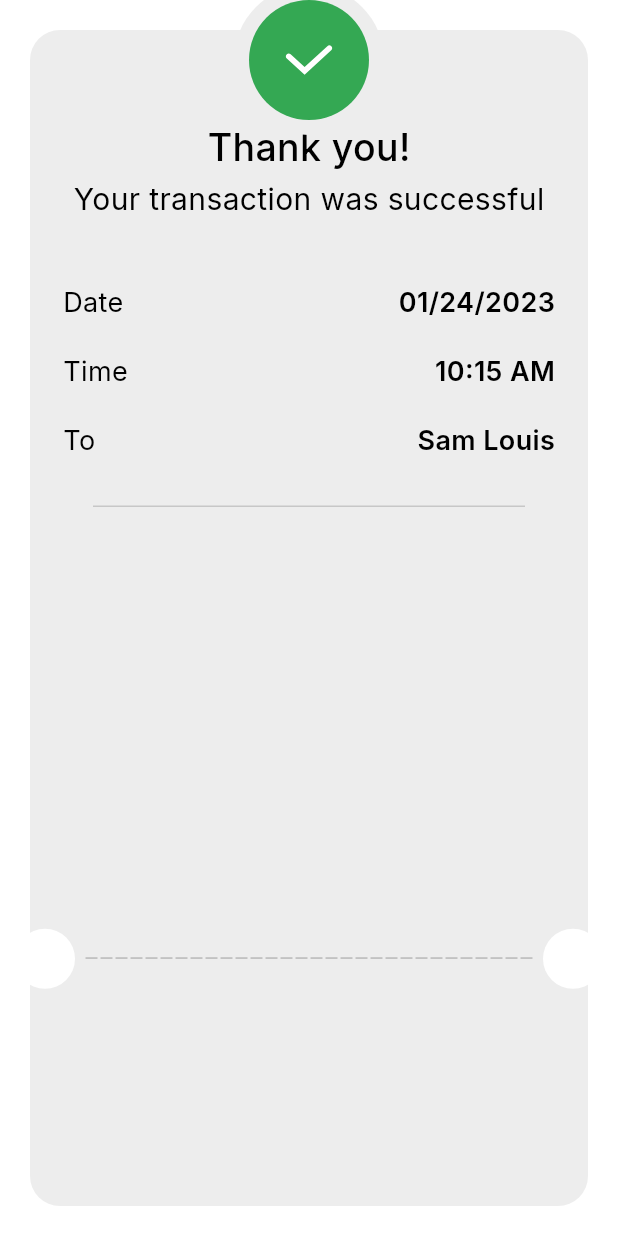
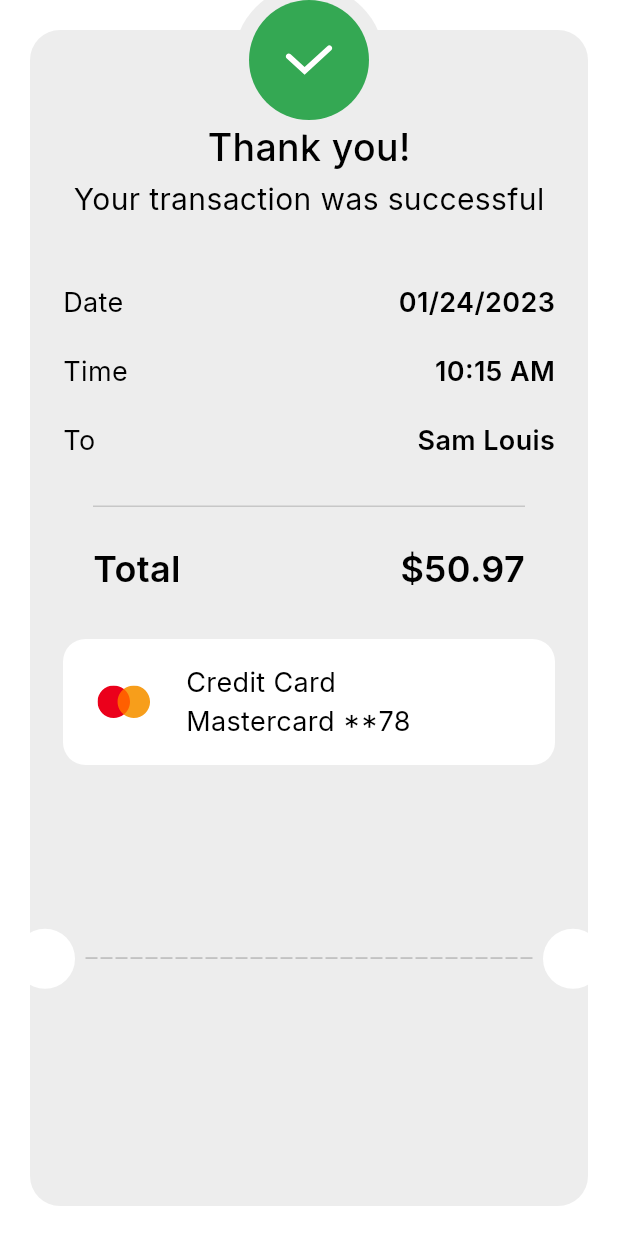
Before and after one commit to Tala-foqha/checkout, a Flutter app: the ThankYouView screen opened directly, on a phone screen of 412 x 824 dp. Run offline on Flutter 3.47's test engine with Material 3 defaults, Android fonts, the phone set to English and light mode, and no system bars; our stand-ins replace flutter_credit_card, flutter_svg, google_fonts.

Commit message:
create Card info widget

```diff
--- /dev/null
+++ b/lib/Features/checkout/presentation/views/widgets/card_info_widget.dart
@@ -0,0 +1,38 @@
+// Features/checkout/presentation/views/widgets/card_info_widget.dart
+
+import 'package:checkout_app/core/utils/app_styles.dart';
+import 'package:flutter/material.dart';
+import 'package:flutter_svg/svg.dart';
+
+class CardInfoWidget extends StatelessWidget {
+  const CardInfoWidget({
+    super.key,
+  });
+
+  @override
+  Widget build(BuildContext context) {
+    return
+    Container(
+
+      padding: EdgeInsets.symmetric(horizontal: 23,vertical: 16),
+      decoration: BoxDecoration(
+        borderRadius: BorderRadius.circular(15),
+        color: Colors.white
+      ),
+      child: Row(
+        children: [
+          SvgPicture.asset('assets/svg/logo.svg'),
+          SizedBox(width: 23,),
+          Column(
+            crossAxisAlignment: CrossAxisAlignment.start,
+            children: [
+              Text('Credit Card',style: AppStyles.Regular18.copyWith(color: Colors.black),),
+              Text('Mastercard **78 ',style: AppStyles.Regular18.copyWith(
+
+              ))
+            ],
+          )
+        ],
+      ),
+    );}
+}
--- a/lib/Features/checkout/presentation/views/widgets/thank_you_card.dart
+++ b/lib/Features/checkout/presentation/views/widgets/thank_you_card.dart
@@ -1,9 +1,12 @@
 // Features/checkout/presentation/views/widgets/thank_you_card.dart
 
+import 'package:checkout_app/Features/checkout/presentation/views/widgets/card_info_widget.dart';
 import 'package:checkout_app/Features/checkout/presentation/views/widgets/divider_widget.dart';
 import 'package:checkout_app/Features/checkout/presentation/views/widgets/paymentI_tem_Info.dart';
+import 'package:checkout_app/Features/checkout/presentation/views/widgets/total_widget.dart';
 import 'package:checkout_app/core/utils/app_styles.dart';
 import 'package:flutter/material.dart';
+import 'package:flutter_svg/svg.dart';
 
 class ThankYouCard extends StatelessWidget {
   const ThankYouCard({
@@ -40,10 +43,12 @@ class ThankYouCard extends StatelessWidget {
     PaymentItemInfo(title: 'To', value: 'Sam Louis'),
     SizedBox(height: 30,),
     DividerWidget(),
-            ],
-          ),
-        ),
-      ),
+    SizedBox(height: 24,),
+    TotalWidget(),
+    SizedBox(height: 30,),
+    CardInfoWidget()
+        ]
+      ),))
     );
   }
 }
```
Also changed, not shown: assets/svg/logo.svg (added). Lines whose indentation alone changed are shown as unchanged.
